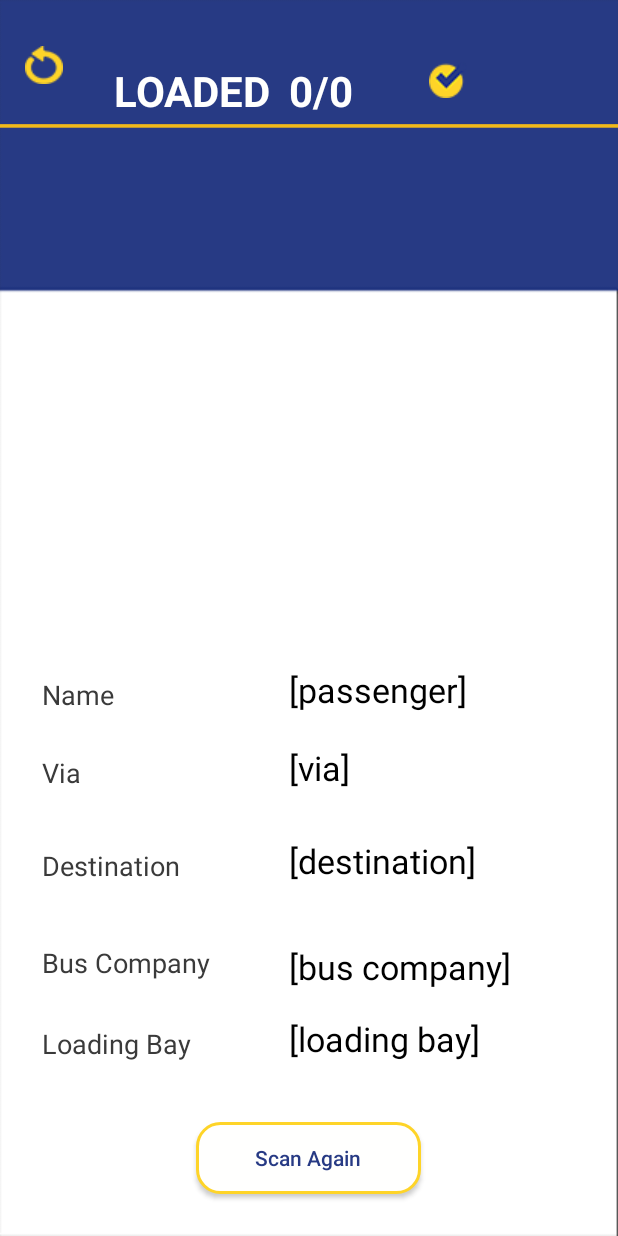
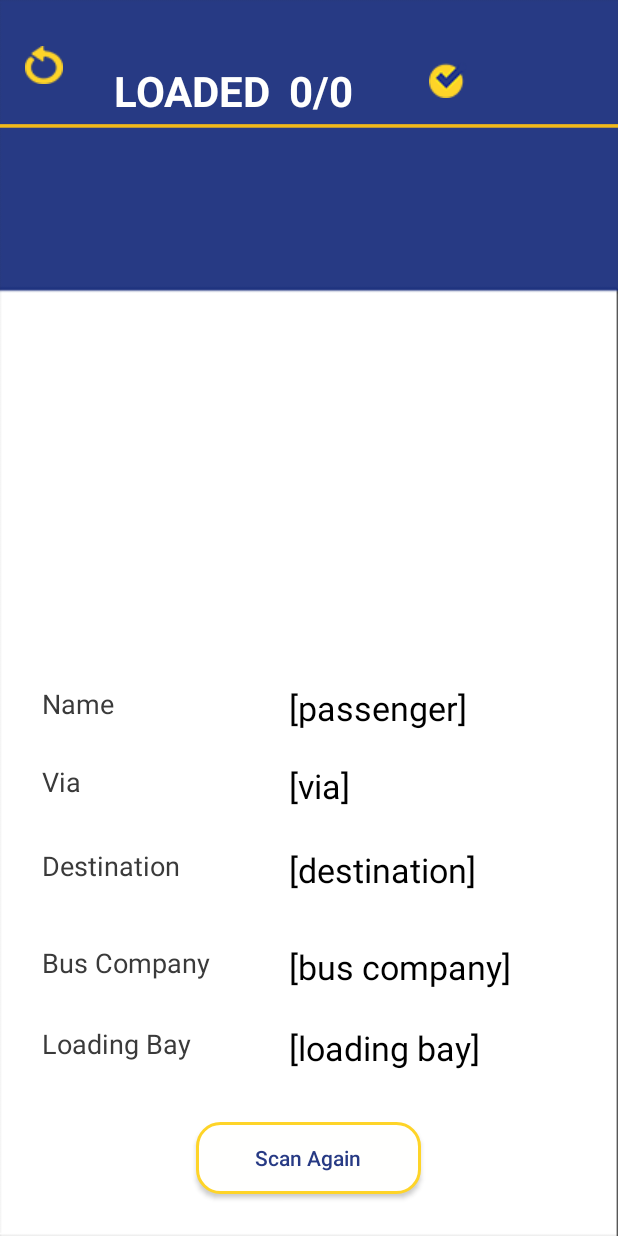
Before and after one commit to jmrequioma/qrcodescanner, an Android app: the layout activity_display.xml on its own in the app's theme, with its tools: preview values and no code run, on a phone screen of 412 x 824 dp. Run offline under Robolectric (Android 15) with nearby library versions, the phone set to English and light mode, and no system bars.

Commit message:
changed alignment

```diff
--- a/app/src/main/res/layout/activity_display.xml
+++ b/app/src/main/res/layout/activity_display.xml
@@ -38,7 +38,7 @@
             android:id="@+id/passenger_value"
             android:layout_width="wrap_content"
             android:layout_height="wrap_content"
-            android:layout_alignBottom="@+id/passenger_label"
+            android:layout_alignTop="@+id/passenger_label"
             android:layout_marginStart="12dp"
             android:layout_toEndOf="@+id/status_label"
             android:text="@string/passenger_value"
@@ -60,7 +60,7 @@
             android:id="@+id/destination_value"
             android:layout_width="wrap_content"
             android:layout_height="wrap_content"
-            android:layout_alignBottom="@+id/destination_label"
+            android:layout_alignTop="@+id/destination_label"
             android:layout_alignStart="@+id/bus_value"
             android:text="@string/destination_value"
             android:textColor="#000000"
@@ -103,8 +103,8 @@
             android:id="@+id/loading_value"
             android:layout_width="wrap_content"
             android:layout_height="wrap_content"
-            android:layout_alignBottom="@+id/loading_label"
-            android:layout_alignStart="@+id/destination_value"
+            android:layout_alignTop="@+id/loading_label"
+            android:layout_alignStart="@+id/passenger_value"
             android:gravity="center"
             android:text="@string/loading_value"
             android:textColor="#000000"
@@ -148,7 +148,7 @@
             android:id="@+id/via_value"
             android:layout_width="wrap_content"
             android:layout_height="wrap_content"
-            android:layout_alignBottom="@+id/via_label"
+            android:layout_alignTop="@+id/via_label"
             android:layout_alignStart="@+id/passenger_value"
             android:text="@string/via_value"
             android:textColor="#000000"
```
Also changed, not shown: app/src/main/java/com/example/dcs_madl14/upliftqrscanner/Display.java (+6 -4 lines).
